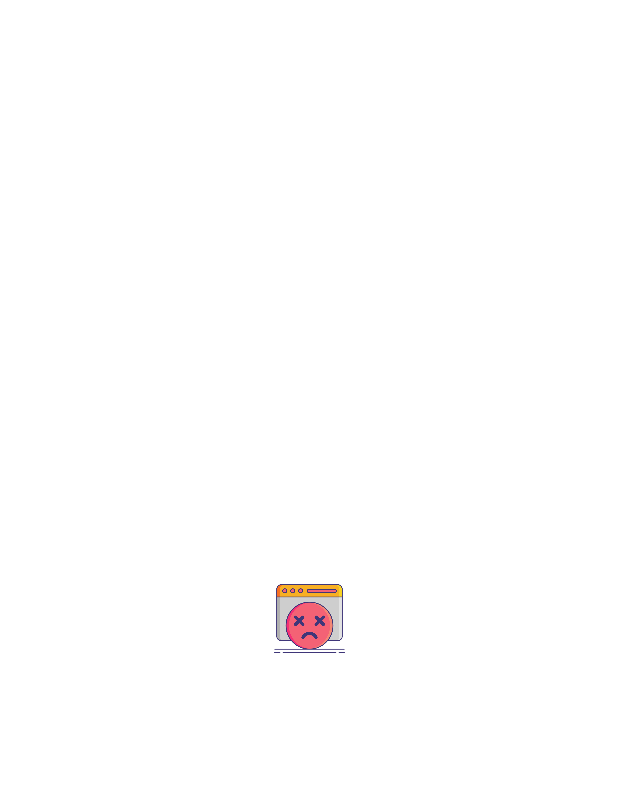
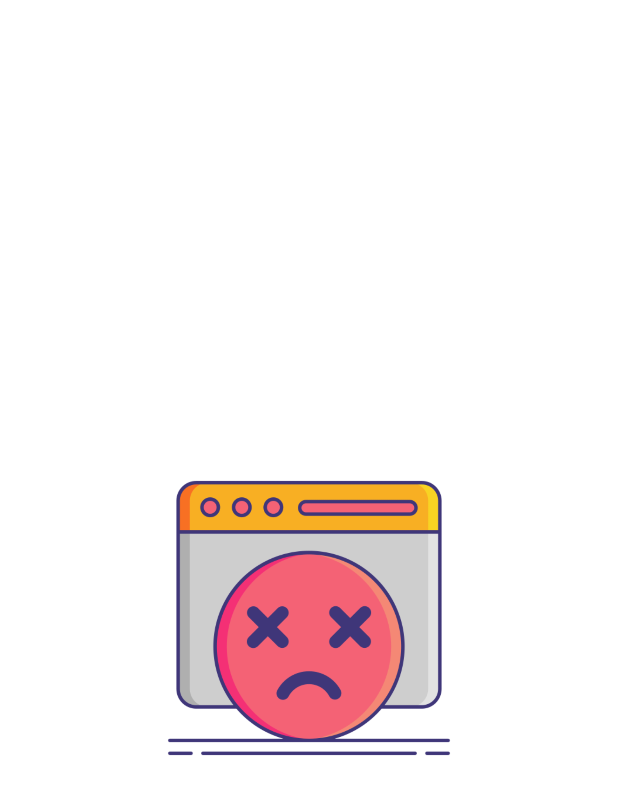
Before and after one commit to timacosta/Brastlewark, an Android app: the layout empty_container.xml on its own in the app's theme, with its tools: preview values and no code run, on a phone screen of 412 x 824 dp. Shown: the top 795 px of the screen. Run offline under Robolectric (Android 15) with nearby library versions, the light colour scheme and no system bars; network calls fail.

Commit message:
added dimens

```diff
--- a/app/src/main/res/values/dimens.xml
+++ b/app/src/main/res/values/dimens.xml
@@ -8,7 +8,7 @@
     <dimen name="search_view_radius">20dp</dimen>
 
     <dimen name="detail_image_size">300dp</dimen>
-    <dimen name="error_image_size">50dp</dimen>
+    <dimen name="error_image_size">200dp</dimen>
     <dimen name="home_image_size">80dp</dimen>
 
     <dimen name="text_size_large">24sp</dimen>
```
